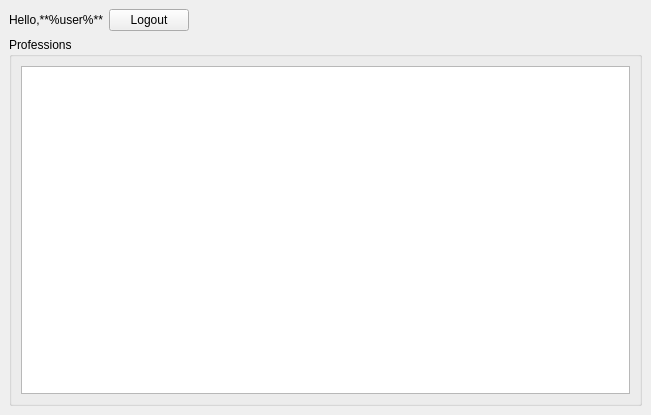
This is iFacility/workerpanel.ui in kozyulskaya/iFacilityProject as Qt 5 draws it before an edit. The edited form follows.
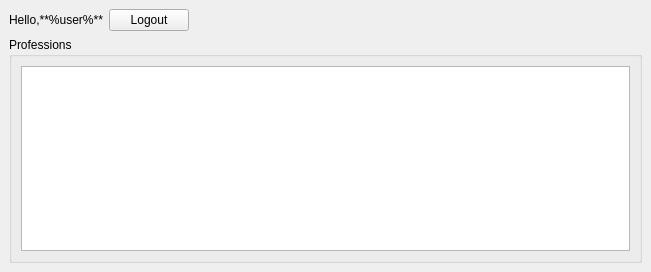
This is the edited form.

What changed in the file:
```diff
--- a/iFacility/workerpanel.ui
+++ b/iFacility/workerpanel.ui
@@ -7,9 +7,21 @@
     <x>0</x>
     <y>0</y>
     <width>651</width>
-    <height>415</height>
+    <height>272</height>
    </rect>
   </property>
+  <property name="minimumSize">
+   <size>
+    <width>651</width>
+    <height>272</height>
+   </size>
+  </property>
+  <property name="maximumSize">
+   <size>
+    <width>651</width>
+    <height>272</height>
+   </size>
+  </property>
   <property name="windowTitle">
    <string>MainWindow</string>
   </property>
```
